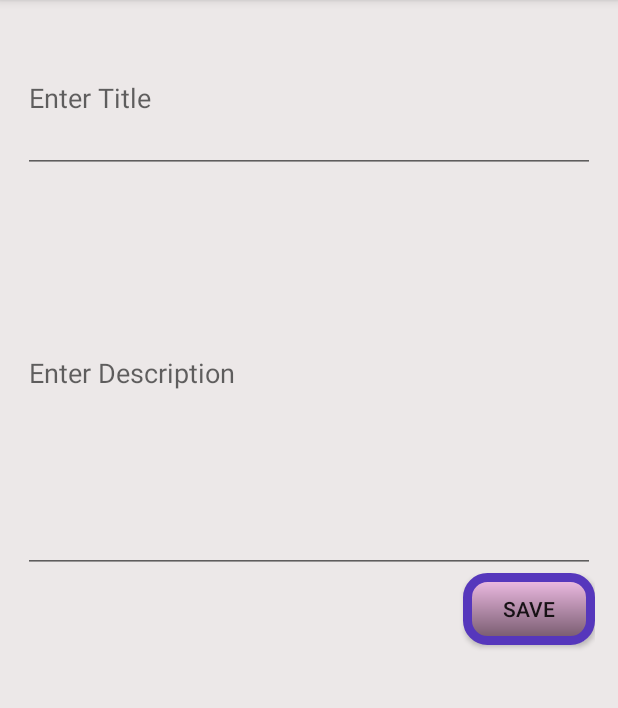
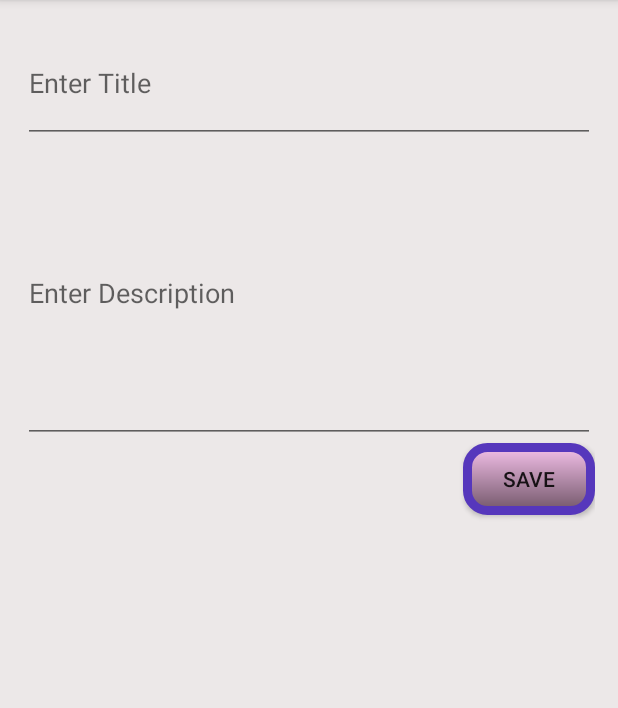
Before and after one commit to geetasree/notepad, an Android app: the fragment EntryFragment shown on its own in the app's theme, on a phone screen of 412 x 824 dp, the part 84-792 px from its top. Run offline under Robolectric (Android 15) with nearby library versions, the phone set to English and light mode, and no system bars; 3 statements that could not run were skipped.

Commit message:
px to dp

```diff
--- a/app/src/main/res/layout/fragment_entry.xml
+++ b/app/src/main/res/layout/fragment_entry.xml
@@ -10,14 +10,14 @@
     <!-- TODO: Update blank fragment layout -->
     <EditText
         android:layout_width="match_parent"
-        android:layout_height="150px"
+        android:layout_height="80dp"
         android:id="@+id/edtTitle"
         android:inputType="textCapSentences"
         android:hint="@string/strTitle"/>
 
     <EditText
         android:layout_width="match_parent"
-        android:layout_height="400px"
+        android:layout_height="200dp"
         android:id="@+id/edtDescription"
         android:hint="@string/strDescription"
         android:inputType="textMultiLine|textCapSentences"/>
```
